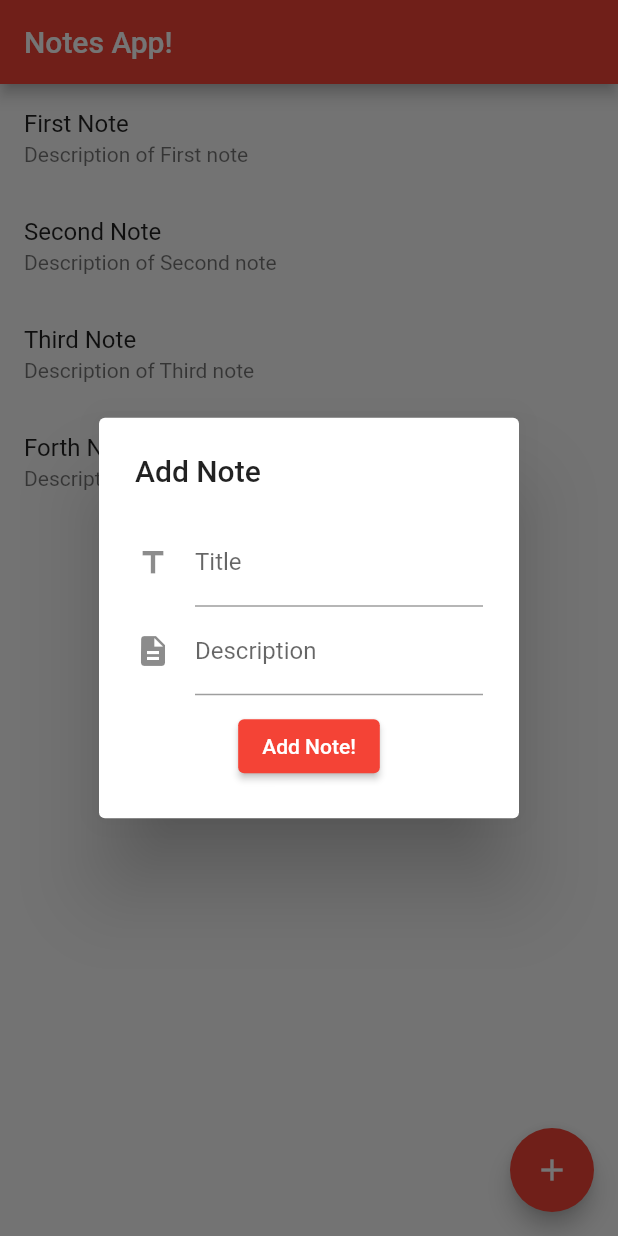
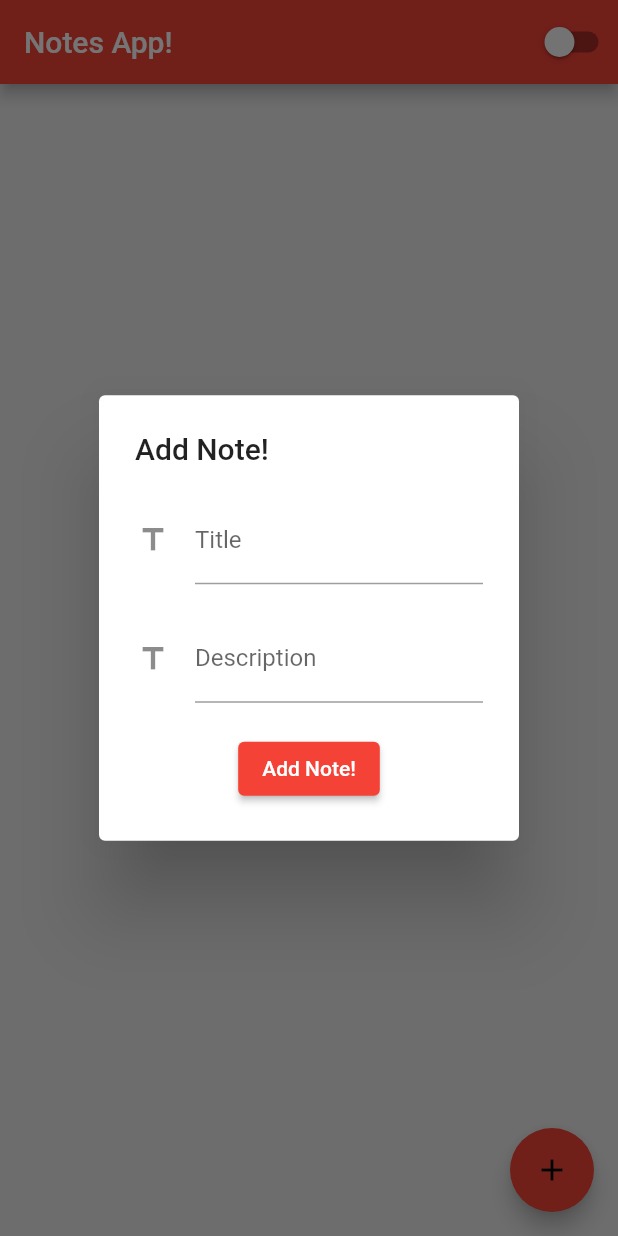
Before and after one commit to VarunSAthreya/flutter_workshop, a Flutter app: the screen it shows after launch, after a tap on the "add" icon, on a phone screen of 412 x 824 dp. Run offline on Flutter 3.47's test engine with Material 2 defaults, Android fonts, the phone set to English and light mode, and no system bars; our stand-ins replace flutter_slidable, shared_preferences, sqflite; accounts and stored records are empty.

Commit message:
Finished advanced features

```diff
--- a/lib/main.dart
+++ b/lib/main.dart
@@ -1,9 +1,33 @@
 import 'package:flutter/material.dart';
+import 'package:path/path.dart';
+import 'package:provider/provider.dart';
+import 'package:sqflite/sqflite.dart';
 
 import 'screens/home.dart';
+import 'util/dark_notifier.dart';
+import 'util/theme.dart';
 
-void main() {
-  runApp(MyApp());
+void main() async {
+  WidgetsFlutterBinding.ensureInitialized();
+
+  await openDatabase(
+    join(await getDatabasesPath(), 'notes_database.db'),
+    onCreate: (db, version) {
+      return db.execute(
+        'CREATE TABLE note(id INTEGER PRIMARY KEY, title TEXT, desc Text, date Text)',
+      );
+    },
+    version: 1,
+  );
+
+  runApp(MultiProvider(
+    providers: [
+      ChangeNotifierProvider(
+        create: (_) => DarkNotifier(),
+      ),
+    ],
+    child: MyApp(),
+  ));
 }
 
 class MyApp extends StatelessWidget {
@@ -11,11 +35,11 @@ class MyApp extends StatelessWidget {
   Widget build(BuildContext context) {
     return MaterialApp(
       title: 'Flutter Workshop',
-      theme: ThemeData(
-        primarySwatch: Colors.red,
+      theme: Styles.themeData(
+        isDark: Provider.of<DarkNotifier>(context).isDark,
       ),
+      debugShowCheckedModeBanner: false,
       home: MyHomePage(),
-      debugShowCheckedModeBanner: false,
     );
   }
 }
--- a/lib/models/note.dart
+++ b/lib/models/note.dart
@@ -1,6 +1,100 @@
+import 'package:path/path.dart';
+import 'package:sqflite/sqflite.dart';
+
 class Note {
+  final int id;
   final String title;
   final String desc;
+  final DateTime date;
+  static late final Future<Database> _database;
 
-  Note({required this.title, required this.desc});
+  Note({
+    required this.id,
+    required this.title,
+    required this.desc,
+    required this.date,
+  });
+
+  static Future<void> _loadDatabase() async {
+    _database = openDatabase(
+      join(await getDatabasesPath(), 'notes_database.db'),
+      version: 1,
+    );
+  }
+
+  Map<String, dynamic> toMap() {
+    return {
+      'id': id,
+      'title': title,
+      'desc': desc,
+      'date': date.toString(),
+    };
+  }
+
+  @override
+  String toString() {
+    return 'Note{id: $id, title: $title, desc: $desc, data: ${date.toString()}}';
+  }
+
+  static Future<void> insertNote(Note note) async {
+    final db = await _database;
+
+    await db.insert(
+      'note',
+      note.toMap(),
+      conflictAlgorithm: ConflictAlgorithm.replace,
+    );
+    print('Note Inserted');
+  }
+
+  static Future<List<Note>> getNotes() async {
+    // Get a reference to the database.
+    await _loadDatabase();
+    final db = await _database;
+
+    // Query the table for all The Notes.
+    final List<Map<String, dynamic>> maps = await db.query('note');
+    print('Note Got');
+
+    // Convert the List<Map<String, dynamic> into a List<Note>.
+    return List.generate(maps.length, (i) {
+      return Note(
+        id: maps[i]['id'],
+        title: maps[i]['title'],
+        desc: maps[i]['desc'],
+        date: DateTime.parse(maps[i]['date']),
+      );
+    });
+  }
+
+  static Future<void> updateNote(Note note) async {
+    // Get a reference to the database.
+    final db = await _database;
+
+    // Update the given Note.
+    await db.update(
+      'note',
+      note.toMap(),
+      // Ensure that the Note has a matching id.
+      where: 'id = ?',
+      // Pass the Note's id as a whereArg to prevent SQL injection.
+      whereArgs: [note.id],
+    );
+    print('Note Updated: ${note.id}');
+  }
+
+  static Future<void> deleteNote(int id) async {
+    // Get a reference to the database.
+    final db = await _database;
+
+    // Remove the Note from the database.
+    await db.delete(
+      'note',
+      // Use a `where` clause to delete a specific Note.
+      where: 'id = ?',
+      // Pass the Note's id as a whereArg to prevent SQL injection.
+      whereArgs: [id],
+    );
+    print('Note Deleted: $id');
+  }
 }
--- a/lib/screens/home.dart
+++ b/lib/screens/home.dart
@@ -1,90 +1,254 @@
+import 'dart:math';
+
+import 'package:flutter/cupertino.dart';
 import 'package:flutter/material.dart';
+import 'package:flutter_slidable/flutter_slidable.dart';
+import 'package:provider/provider.dart';
 
 import '../models/note.dart';
-import '../widgets/CusntomTextForm.dart';
+import '../util/dark_notifier.dart';
+import '../widgets/custom_text_form.dart';
+import 'details.dart';
 
 class MyHomePage extends StatefulWidget {
-  MyHomePage({Key? key}) : super(key: key);
-
+  MyHomePage({
+    Key? key,
+  }) : super(key: key);
   @override
   _MyHomePageState createState() => _MyHomePageState();
 }
 
 class _MyHomePageState extends State<MyHomePage> {
-  List<Note> _notes = [
-    Note(title: 'First Note', desc: 'Description of First note'),
-    Note(title: 'Second Note', desc: 'Description of Second note'),
-    Note(title: 'Third Note', desc: 'Description of Third note'),
-    Note(title: 'Forth Note', desc: 'Description of Forth note'),
-  ];
+  late List<Note> _notes;
+  bool _isLoading = true;
 
   @override
-  Widget build(BuildContext context) {
-    String title = "";
-    String desc = "";
+  void initState() {
+    getNotes();
+    super.initState();
+  }
 
-    void addNote() {
+  Future<void> getNotes() async {
+    _notes = await Note.getNotes();
+    setState(() {
+      _isLoading = false;
+    });
+  }
+
+  void snackbar(String message) {
+    ScaffoldMessenger.of(context)
+        .showSnackBar(SnackBar(content: Text(message)));
+  }
+
+  void _addUpdateDialog(
+      {String title = "",
+      String desc = "",
+      String type = "Add",
+      int index = 0,
+      int id = 0}) {
     showDialog(
       context: context,
-          builder: (context) {
+      builder: (BuildContext context) {
         return AlertDialog(
-              title: Text('Add Note'),
+          title: Text("$type Note!"),
           content: Column(
             mainAxisSize: MainAxisSize.min,
             children: [
-                  CustomTextFrom(
+              CustomTextForm(
+                initialValue: title,
                 title: 'Title',
                 icon: Icons.title,
-                    onChnage: (String value) {
+                onChange: (String value) {
                   setState(() {
                     title = value;
+                    debugPrint(title);
                   });
                 },
               ),
-                  CustomTextFrom(
+              SizedBox(height: 20),
+              CustomTextForm(
+                initialValue: desc,
                 title: 'Description',
-                      icon: Icons.description,
-                      onChnage: (String value) {
+                icon: Icons.title,
+                onChange: (String value) {
                   setState(() {
                     desc = value;
+                    debugPrint(desc);
                   });
-                      }),
-                  SizedBox(height: 10),
+                },
+              ),
+              SizedBox(height: 20),
               ElevatedButton(
                 onPressed: () {
                   setState(() {
-                        _notes.insert(0, Note(title: title, desc: desc));
+                    if (type == "Add") {
+                      addNote(title, desc);
+                    } else {
+                      updateNote(index, id, title, desc);
+                    }
                   });
                   Navigator.pop(context);
                 },
-                    child: Text('Add Note!'),
+                child: Text("$type Note!"),
               ),
             ],
           ),
         );
-          });
+      },
+    );
   }
 
-    ;
+  void updateNote(int index, int id, String title, String desc) {
+    _notes[index] = Note(
+      id: id,
+      title: title,
+      desc: desc,
+      date: DateTime.now(),
+    );
+    Note.updateNote(
+      Note(
+        id: id,
+        title: title,
+        desc: desc,
+        date: DateTime.now(),
+      ),
+    );
+    snackbar("Updated Note!");
+  }
+
+  void addNote(String title, String desc) {
+    Random random = new Random();
+    int id = random.nextInt(100000);
+    _notes.insert(
+        0,
+        Note(
+          id: id,
+          title: title,
+          desc: desc,
+          date: DateTime.now(),
+        ));
+    Note.insertNote(
+      Note(
+        id: id,
+        title: title,
+        desc: desc,
+        date: DateTime.now(),
+      ),
+    );
+    snackbar("Added Note!");
+  }
+
+  @override
+  Widget build(BuildContext context) {
+    bool _isDark = Provider.of<DarkNotifier>(context, listen: false).isDark;
 
     return Scaffold(
+      backgroundColor: Theme.of(context).backgroundColor,
       appBar: AppBar(
+        backgroundColor: _isDark
+            ? Theme.of(context).accentColor
+            : Theme.of(context).primaryColor,
         title: Text('Notes App!'),
+        actions: [
+          Switch(
+            value: _isDark,
+            onChanged: (value) {
+              _isDark = value;
+              Provider.of<DarkNotifier>(context, listen: false).darkMode =
+                  _isDark;
+            },
+          ),
+        ],
       ),
       body: Center(
-        child: ListView.builder(
+        child: _isLoading
+            ? CircularProgressIndicator()
+            : _notes.isEmpty
+                ? Container(
+                    child: Text('Add Notes!!'),
+                  )
+                : ListView.builder(
                     itemCount: _notes.length,
                     itemBuilder: (context, index) {
-              return ListTile(
-                title: Text(_notes[index].title),
-                subtitle: Text(_notes[index].desc),
+                      return Column(
+                        children: [
+                          noteTile(index, context),
+                          SizedBox(
+                            width: 100,
+                            child: Divider(
+                              thickness: 2,
+                              color: Theme.of(context).primaryColor,
+                            ),
+                          ),
+                        ],
                       );
-            }),
+                    },
+                  ),
       ),
       floatingActionButton: FloatingActionButton(
-        onPressed: addNote,
-        tooltip: 'Increment',
+        onPressed: _addUpdateDialog,
+        tooltip: 'Add Note',
         child: Icon(Icons.add),
+        backgroundColor: Theme.of(context).primaryColor,
+      ),
+    );
+  }
+
+  Widget noteTile(int index, BuildContext context) {
+    return Slidable(
+      actionPane: SlidableDrawerActionPane(),
+      actions: [
+        IconSlideAction(
+          caption: 'Update',
+          color: Colors.blue,
+          icon: Icons.update,
+          onTap: () => _addUpdateDialog(
+            title: _notes[index].title,
+            desc: _notes[index].desc,
+            type: 'Update',
+            index: index,
+            id: _notes[index].id,
+          ),
+        ),
+      ],
+      secondaryActions: [
+        IconSlideAction(
+          caption: 'Delete',
+          color: Colors.red,
+          icon: Icons.delete,
+          onTap: () async {
+            await Note.deleteNote(_notes[index].id);
+            setState(() {
+              _notes.removeAt(index);
+            });
+            snackbar("Deleted Note!");
+          },
+        ),
+      ],
+      child: ListTile(
+        leading: Icon(
+          Icons.note,
+          color: Theme.of(context).primaryColor,
+        ),
+        title: Text(
+          _notes[index].title,
+          textScaleFactor: 1.2,
+          style: TextStyle(fontWeight: FontWeight.bold),
+        ),
+        subtitle: Text(_notes[index].desc),
+        trailing: Icon(
+          CupertinoIcons.forward,
+          color: Theme.of(context).primaryColor,
+          size: 35,
+        ),
+        onTap: () => Navigator.push(
+          context,
+          MaterialPageRoute(
+            builder: (context) => Details(
+              note: _notes[index],
+            ),
+          ),
+        ),
       ),
     );
   }
--- /dev/null
+++ b/lib/util/dark_notifier.dart
@@ -0,0 +1,40 @@
+import 'package:flutter/material.dart';
+import 'package:shared_preferences/shared_preferences.dart';
+
+class DarkNotifier with ChangeNotifier {
+  PrefsState _currentPrefs = const PrefsState();
+
+  DarkNotifier() {
+    _loadDarkPref();
+  }
+
+  Future<void> _loadDarkPref() async {
+    await SharedPreferences.getInstance().then((prefs) {
+      final bool darkPref = prefs.getBool('isDark') ?? false;
+      _currentPrefs = PrefsState(darkMode: darkPref);
+    });
+
+    notifyListeners();
+  }
+
+  Future<void> _saveDarkPref() async {
+    await SharedPreferences.getInstance().then((prefs) {
+      prefs.setBool('isDark', _currentPrefs.darkMode);
+    });
+  }
+
+  bool get isDark => _currentPrefs.darkMode;
+
+  set darkMode(bool newValue) {
+    if (newValue == _currentPrefs.darkMode) return;
+    _currentPrefs = PrefsState(darkMode: newValue);
+    notifyListeners();
+    _saveDarkPref();
+  }
+}
+
+class PrefsState {
+  final bool darkMode;
+
+  const PrefsState({this.darkMode = false});
+}
--- /dev/null
+++ b/lib/util/theme.dart
@@ -0,0 +1,17 @@
+import 'package:flutter/material.dart';
+
+class Styles {
+  static ThemeData themeData({
+    required bool isDark,
+  }) {
+    return ThemeData(
+      primarySwatch: Colors.red,
+      primaryColor: Colors.red,
+      accentColor: isDark ? const Color(0xFF161B22) : Colors.white,
+      backgroundColor:
+          isDark ? const Color(0xFF010409) : const Color(0xFFEEEEEE),
+      brightness: isDark ? Brightness.dark : Brightness.light,
+      visualDensity: VisualDensity.adaptivePlatformDensity,
+    );
+  }
+}
--- a/lib/widgets/CusntomTextForm.dart
+++ b/lib/widgets/custom_text_form.dart
@@ -1,26 +1,29 @@
 import 'package:flutter/material.dart';
 
-class CustomTextFrom extends StatelessWidget {
-  const CustomTextFrom({
+class CustomTextForm extends StatelessWidget {
+  final String title;
+  final String initialValue;
+  final IconData icon;
+  final Function onChange;
+
+  const CustomTextForm({
     Key? key,
     required this.title,
+    required this.initialValue,
     required this.icon,
-    required this.onChnage,
+    required this.onChange,
   }) : super(key: key);
-
-  final String title;
-  final IconData icon;
-  final Function onChnage;
 
   @override
   Widget build(BuildContext context) {
     return TextFormField(
+      initialValue: initialValue,
       decoration: InputDecoration(
         hintText: title,
         labelText: title,
         icon: Icon(icon),
       ),
-      onChanged: (String value) => onChnage(value),
+      onChanged: (String value) => onChange(value),
     );
   }
 }
```
Also changed, not shown: lib/screens/details.dart (added, +62 -0 lines), pubspec.yaml (+7 -11 lines), pubspec.lock. Lines whose indentation alone changed are shown as unchanged.
